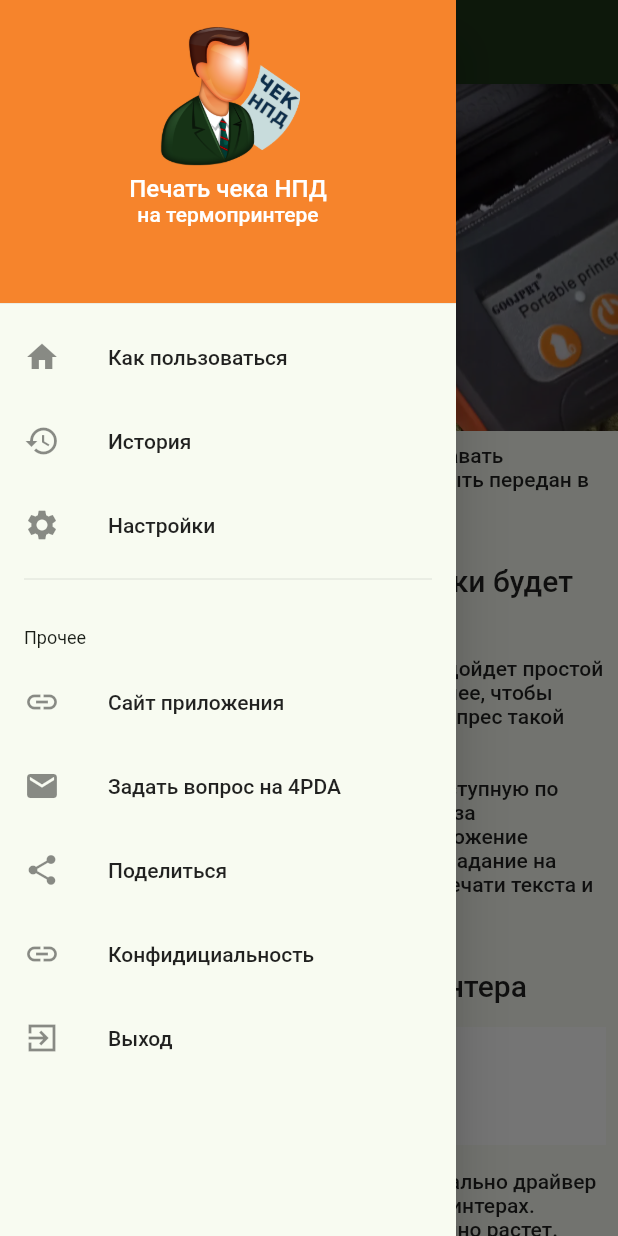
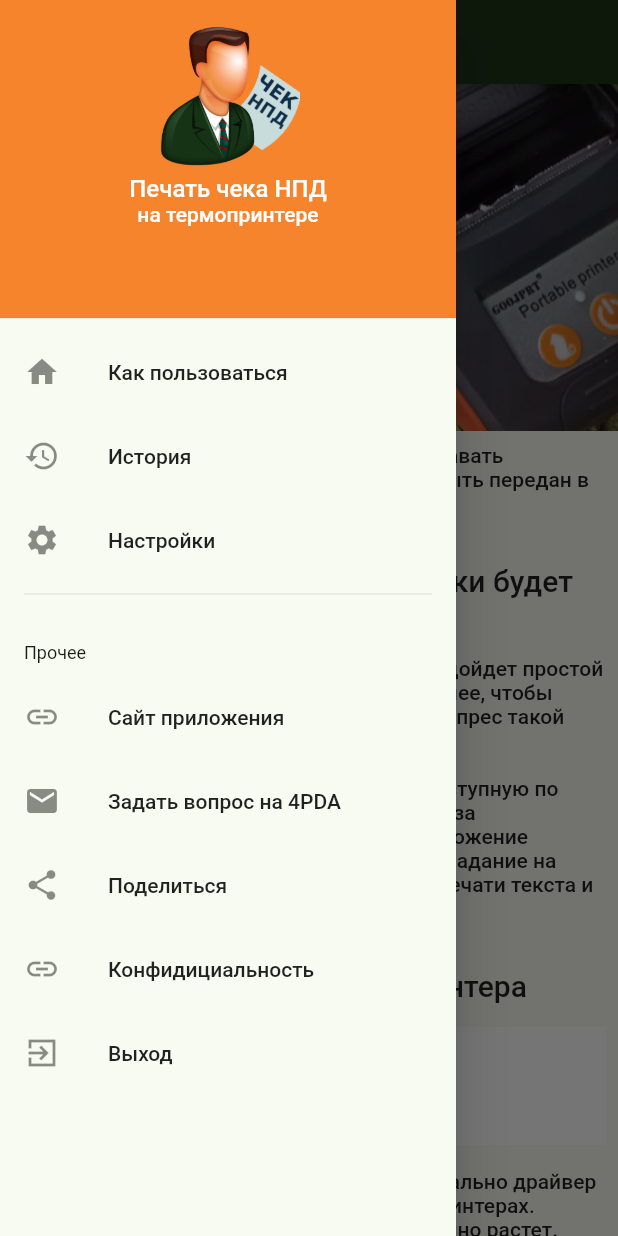
Before and after one commit to Muraveiko/npd_receipt, a Flutter app: the screen it shows after launch, with the side drawer open, on a phone screen of 412 x 824 dp. Run offline on Flutter 3.47's test engine with Material 2 defaults, Android fonts, the light colour scheme and no system bars; our stand-ins replace device_info_plus, double_back_to_close_app, floor, flutter_settings_screens, flutter_svg, package_info_plus and 2 more; missing offline and left inert: android_intent_plus, window_size; accounts and stored records are empty; generated files the repository leaves out were written again.

Commit message:
на iPad не хватило высоты.

```diff
--- a/lib/npd_drawer.dart
+++ b/lib/npd_drawer.dart
@@ -43,7 +43,7 @@ class NpdDrawer extends StatelessWidget {
         padding: const EdgeInsets.all(0.0),
         children: [
         SizedBox(
-        height: 210.0,
+        height: 220.0,
         child: DrawerHeader(
           decoration: BoxDecoration(color: Theme.of(context).colorScheme.secondary),
             child: Column(children: [
```
